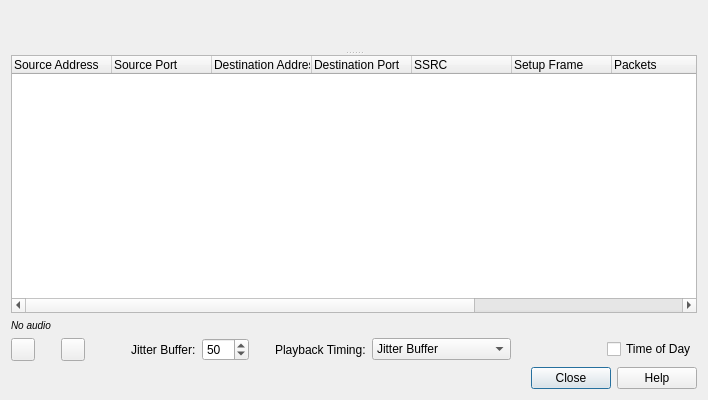
kimocoder/nexmon, file utilities/wireshark/ui/qt/rtp_player_dialog.ui: the form before one commit.
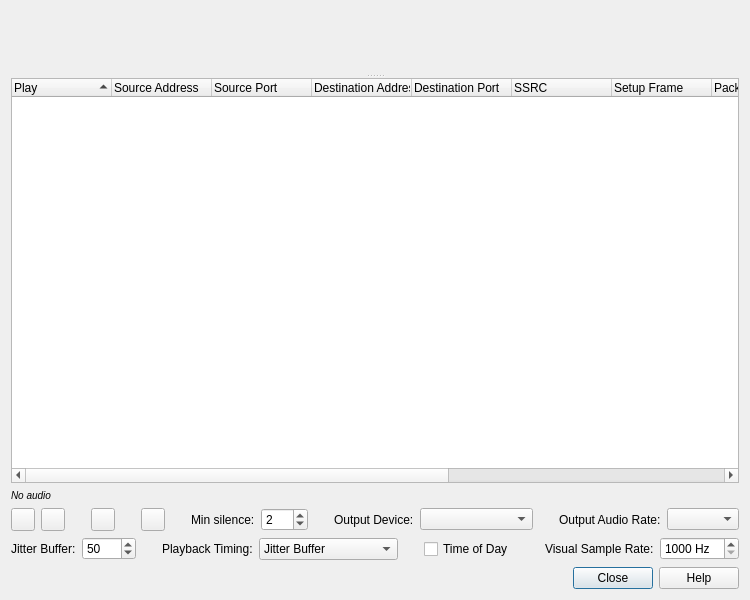
The form after the commit. Custom widgets are drawn as their Qt base class.

The edit to the form file:
```diff
--- a/utilities/wireshark/ui/qt/rtp_player_dialog.ui
+++ b/utilities/wireshark/ui/qt/rtp_player_dialog.ui
@@ -6,14 +6,14 @@
    <rect>
     <x>0</x>
     <y>0</y>
-    <width>708</width>
-    <height>400</height>
+    <width>750</width>
+    <height>600</height>
    </rect>
   </property>
   <property name="windowTitle">
    <string>RTP Player</string>
   </property>
-  <layout class="QVBoxLayout" name="verticalLayout" stretch="1,0,0,0">
+  <layout class="QVBoxLayout" name="verticalLayout">
    <item>
     <widget class="QSplitter" name="splitter">
      <property name="orientation">
@@ -30,6 +30,20 @@
       <property name="itemsExpandable">
        <bool>false</bool>
       </property>
+      <property name="sortingEnabled">
+       <bool>true</bool>
+      </property>
+      <property name="expandsOnDoubleClick">
+       <bool>false</bool>
+      </property>
+      <column>
+       <property name="text">
+        <string>Play</string>
+       </property>
+       <property name="toolTip">
+        <string>Double click to change audio routing</string>
+       </property>
+      </column>
       <column>
        <property name="text">
         <string>Source Address</string>
@@ -72,7 +86,18 @@
       </column>
       <column>
        <property name="text">
-        <string>Sample Rate (Hz)</string>
+        <string>SR (Hz)</string>
+       </property>
+       <property name="toolTip">
+        <string>Sample rate of codec</string>
+       </property>
+      </column>
+      <column>
+       <property name="text">
+        <string>PR (Hz)</string>
+       </property>
+       <property name="toolTip">
+        <string>Play rate of decoded audio (depends e. g. on selected sound card)</string>
        </property>
       </column>
       <column>
@@ -118,12 +143,25 @@
     </widget>
    </item>
    <item>
-    <layout class="QHBoxLayout" name="horizontalLayout" stretch="0,0,0,0,0,0,0,0,0,1,0">
+    <layout class="QHBoxLayout" name="horizontalLayout" stretch="0,0,0,0,0,0,0,0,0,0,0,1,0,0">
      <item>
       <widget class="QToolButton" name="playButton">
        <property name="text">
         <string/>
        </property>
+       <property name="toolTip">
+        <string>Start playback of all unmuted streams</string>
+       </property>
+      </widget>
+     </item>
+     <item>
+      <widget class="QToolButton" name="pauseButton">
+       <property name="text">
+        <string/>
+       </property>
+       <property name="toolTip">
+        <string>Pause/unpause playback</string>
+       </property>
       </widget>
      </item>
      <item>
@@ -131,6 +169,9 @@
        <property name="orientation">
         <enum>Qt::Horizontal</enum>
        </property>
+       <property name="sizeType">
+        <enum>QSizePolicy::Fixed</enum>
+       </property>
        <property name="sizeHint" stdset="0">
         <size>
          <width>20</width>
@@ -151,9 +192,38 @@
        <property name="orientation">
         <enum>Qt::Horizontal</enum>
        </property>
+       <property name="sizeType">
+        <enum>QSizePolicy::Fixed</enum>
+       </property>
        <property name="sizeHint" stdset="0">
         <size>
-         <width>40</width>
+         <width>20</width>
+         <height>10</height>
+        </size>
+       </property>
+      </spacer>
+     </item>
+     <item>
+      <widget class="QToolButton" name="skipSilenceButton">
+       <property name="text">
+        <string/>
+       </property>
+       <property name="toolTip">
+        <string>Enable/disable skipping of silence during playback</string>
+       </property>
+      </widget>
+     </item>
+     <item>
+      <spacer name="horizontalSpacer_7">
+       <property name="orientation">
+        <enum>Qt::Horizontal</enum>
+       </property>
+       <property name="sizeType">
+        <enum>QSizePolicy::Fixed</enum>
+       </property>
+       <property name="sizeHint" stdset="0">
+        <size>
+         <width>20</width>
          <height>10</height>
         </size>
        </property>
@@ -161,9 +231,88 @@
      </item>
      <item>
       <widget class="QLabel" name="label">
+       <property name="text">
+        <string>Min silence:</string>
+       </property>
+      </widget>
+     </item>
+     <item>
+      <widget class="QDoubleSpinBox" name="minSilenceSpinBox">
        <property name="toolTip">
         <string>&lt;html&gt;&lt;head/&gt;&lt;body&gt;&lt;p&gt;&lt;br/&gt;&lt;/p&gt;&lt;/body&gt;&lt;/html&gt;</string>
        </property>
+       <property name="decimals">
+        <number>0</number>
+       </property>
+       <property name="minimum">
+        <double>1.000000000000000</double>
+       </property>
+       <property name="singleStep">
+        <double>1.000000000000000</double>
+       </property>
+       <property name="value">
+        <double>2.000000000000000</double>
+       </property>
+      </widget>
+     </item>
+     <item>
+      <spacer name="horizontalSpacer_8">
+       <property name="orientation">
+        <enum>Qt::Horizontal</enum>
+       </property>
+       <property name="sizeType">
+        <enum>QSizePolicy::Fixed</enum>
+       </property>
+       <property name="sizeHint" stdset="0">
+        <size>
+         <width>20</width>
+         <height>10</height>
+        </size>
+       </property>
+      </spacer>
+     </item>
+     <item>
+      <widget class="QLabel" name="label_3">
+       <property name="text">
+        <string>Output Device:</string>
+       </property>
+      </widget>
+     </item>
+     <item>
+      <widget class="QComboBox" name="outputDeviceComboBox"/>
+     </item>
+     <item>
+      <spacer name="horizontalSpacer_6">
+       <property name="orientation">
+        <enum>Qt::Horizontal</enum>
+       </property>
+       <property name="sizeType">
+        <enum>QSizePolicy::Fixed</enum>
+       </property>
+       <property name="sizeHint" stdset="0">
+        <size>
+         <width>20</width>
+         <height>10</height>
+        </size>
+       </property>
+      </spacer>
+     </item>
+     <item>
+      <widget class="QLabel" name="label_4">
+       <property name="text">
+        <string>Output Audio Rate:</string>
+       </property>
+      </widget>
+     </item>
+     <item>
+      <widget class="QComboBox" name="outputAudioRate"/>
+     </item>
+    </layout>
+   </item>
+   <item>
+    <layout class="QHBoxLayout" name="horizontalLayout_2" stretch="0,0,0,0,0,0,0,1">
+     <item>
+      <widget class="QLabel" name="label_1">
        <property name="text">
         <string>Jitter Buffer:</string>
        </property>
@@ -178,7 +327,7 @@
         <number>0</number>
        </property>
        <property name="maximum">
-        <double>500.000000000000000</double>
+        <double>2000.000000000000000</double>
        </property>
        <property name="singleStep">
         <double>5.000000000000000</double>
@@ -241,8 +390,8 @@
        </property>
        <property name="sizeHint" stdset="0">
         <size>
-         <width>40</width>
-         <height>20</height>
+         <width>20</width>
+         <height>10</height>
         </size>
        </property>
       </spacer>
@@ -257,6 +406,48 @@
        </property>
       </widget>
      </item>
+     <item>
+      <spacer name="horizontalSpacer_5">
+       <property name="orientation">
+        <enum>Qt::Horizontal</enum>
+       </property>
+       <property name="sizeHint" stdset="0">
+        <size>
+         <width>48</width>
+         <height>24</height>
+        </size>
+       </property>
+      </spacer>
+     </item>
+     <item>
+      <widget class="QLabel" name="visualSRLabel">
+       <property name="text">
+        <string>Visual Sample Rate:</string>
+       </property>
+       <property name="toolTip">
+        <string>&lt;html&gt;&lt;head/&gt;&lt;body&gt;&lt;p&gt;Adjust the sampling rate used for the waveform display. Higher values display higher frequency harmonics but take additional processing time. Values between 1 kHz and 48 kHz are supported.&lt;/p&gt;&lt;/body&gt;&lt;/html&gt;</string>
+       </property>
+      </widget>
+     </item>
+     <item>
+      <widget class="QSpinBox" name="visualSRSpinBox">
+       <property name="toolTip">
+        <string>&lt;html&gt;&lt;head/&gt;&lt;body&gt;&lt;p&gt;Adjust the sampling rate used for the waveform display. Higher values display higher frequency harmonics but take additional processing time. Values between 1 kHz and 48 kHz are supported.&lt;/p&gt;&lt;/body&gt;&lt;/html&gt;</string>
+       </property>
+       <property name="minimum">
+        <number>1000</number>
+       </property>
+       <property name="maximum">
+        <number>48000</number>
+       </property>
+       <property name="suffix">
+        <string> Hz</string>
+       </property>
+       <property name="stepType">
+        <enum>QAbstractSpinBox::AdaptiveDecimalStepType</enum>
+       </property>
+      </widget>
+     </item>
     </layout>
    </item>
    <item>
```
Left out of the diff: 329 changed lines with no effect on the pictures.
